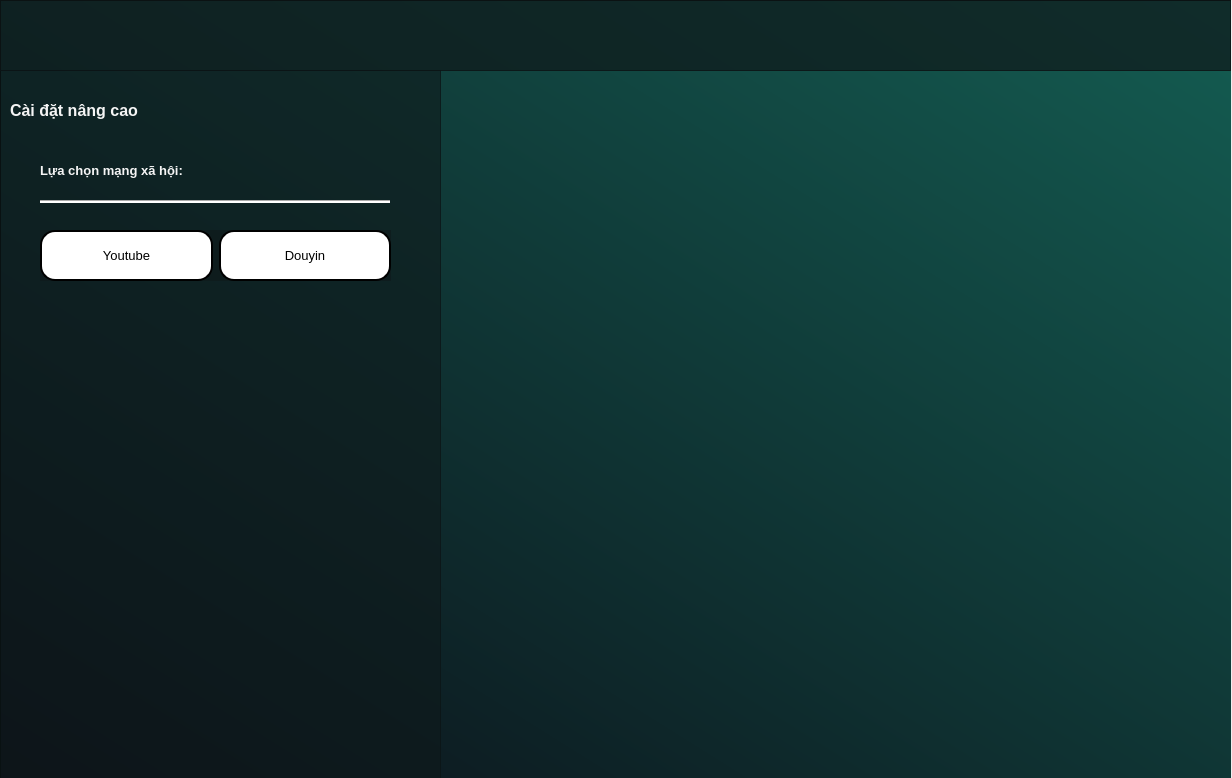
First picture: the form in ui/home/home.ui, repository NguyenSonDuong/social_download, before the edit.
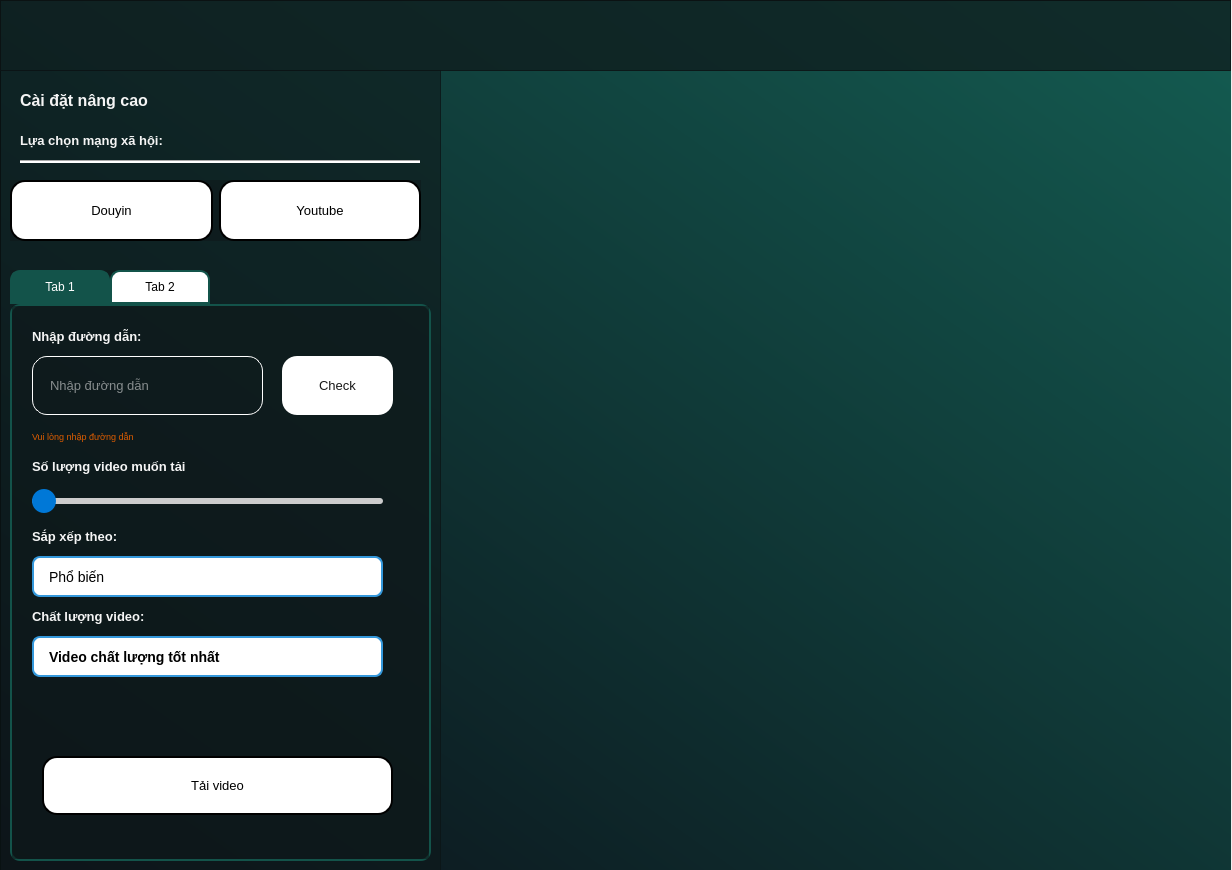
Second picture: the form after the edit. The open tabs and pages were chosen to show the change. Icons and pictures are not drawn.

Diff of the .ui file:
```diff
--- a/ui/home/home.ui
+++ b/ui/home/home.ui
@@ -7,7 +7,7 @@
     <x>0</x>
     <y>0</y>
     <width>1232</width>
-    <height>778</height>
+    <height>870</height>
    </rect>
   </property>
   <property name="windowTitle">
@@ -20,7 +20,7 @@
       <x>0</x>
       <y>0</y>
       <width>1231</width>
-      <height>781</height>
+      <height>871</height>
      </rect>
     </property>
     <property name="frameShape">
@@ -35,7 +35,7 @@
        <x>0</x>
        <y>0</y>
        <width>1241</width>
-       <height>781</height>
+       <height>881</height>
       </rect>
      </property>
      <property name="styleSheet">
@@ -72,7 +72,7 @@
         <x>0</x>
         <y>70</y>
         <width>441</width>
-        <height>711</height>
+        <height>801</height>
        </rect>
       </property>
       <property name="styleSheet">
@@ -87,8 +87,8 @@
       <widget class="QLabel" name="label_2">
        <property name="geometry">
         <rect>
-         <x>10</x>
-         <y>20</y>
+         <x>20</x>
+         <y>10</y>
          <width>186</width>
          <height>41</height>
         </rect>
@@ -111,8 +111,8 @@
       <widget class="QLabel" name="label_3">
        <property name="geometry">
         <rect>
-         <x>40</x>
-         <y>80</y>
+         <x>20</x>
+         <y>50</y>
          <width>241</width>
          <height>41</height>
         </rect>
@@ -135,9 +135,9 @@
       <widget class="Line" name="line">
        <property name="geometry">
         <rect>
-         <x>40</x>
-         <y>130</y>
-         <width>350</width>
+         <x>20</x>
+         <y>90</y>
+         <width>400</width>
          <height>3</height>
         </rect>
        </property>
@@ -152,13 +152,40 @@
       <widget class="QWidget" name="horizontalLayoutWidget">
        <property name="geometry">
         <rect>
-         <x>40</x>
-         <y>160</y>
-         <width>351</width>
-         <height>51</height>
+         <x>10</x>
+         <y>110</y>
+         <width>411</width>
+         <height>61</height>
         </rect>
        </property>
        <layout class="QHBoxLayout" name="horizontalLayout">
+        <item>
+         <widget class="QPushButton" name="pushButton">
+          <property name="sizePolicy">
+           <sizepolicy hsizetype="Preferred" vsizetype="Expanding">
+            <horstretch>0</horstretch>
+            <verstretch>0</verstretch>
+           </sizepolicy>
+          </property>
+          <property name="font">
+           <font>
+            <pointsize>10</pointsize>
+           </font>
+          </property>
+          <property name="styleSheet">
+           <string notr="true">background-color: rgb(255, 255, 255);
+Border: none;
+border-radius: 15px; 
+border: 2px solid black; </string>
+          </property>
+          <property name="text">
+           <string>Douyin</string>
+          </property>
+          <property name="flat">
+           <bool>true</bool>
+          </property>
+         </widget>
+        </item>
         <item>
          <widget class="QPushButton" name="pushButton_2">
           <property name="sizePolicy">
@@ -187,35 +214,568 @@
           </property>
          </widget>
         </item>
-        <item>
-         <widget class="QPushButton" name="pushButton">
-          <property name="sizePolicy">
-           <sizepolicy hsizetype="Preferred" vsizetype="Expanding">
-            <horstretch>0</horstretch>
-            <verstretch>0</verstretch>
-           </sizepolicy>
-          </property>
-          <property name="font">
-           <font>
-            <pointsize>10</pointsize>
-           </font>
-          </property>
-          <property name="styleSheet">
-           <string notr="true">background-color: rgb(255, 255, 255);
-Border: none;
-border-radius: 15px; 
-border: 2px solid black; </string>
-          </property>
-          <property name="text">
-           <string>Douyin</string>
-          </property>
-          <property name="flat">
-           <bool>true</bool>
-          </property>
-         </widget>
-        </item>
        </layout>
       </widget>
+      <widget class="QTabWidget" name="tbSetting">
+       <property name="geometry">
+        <rect>
+         <x>10</x>
+         <y>200</y>
+         <width>421</width>
+         <height>591</height>
+        </rect>
+       </property>
+       <property name="styleSheet">
+        <string notr="true"> /* Nền trong suốt cho toàn bộ widget */
+    QTabWidget::pane {
+        background: transparent;
+        border: 2px solid rgb(19, 83, 74);
+        border-radius: 10px;
+    }
+
+    /* Bo tròn tab button ở góc trên trái và phải */
+    QTabBar::tab {
+        background: white;
+        border: 2px solid rgb(19, 83, 74);
+        border-top-left-radius: 10px;
+        border-top-right-radius: 10px;
+        padding: 8px;
+        min-width: 80px;
+    }
+
+    /* Hiệu ứng khi tab được chọn */
+    QTabBar::tab:selected {
+        background: rgb(19, 83, 74);
+        color: white;
+    }
+
+    /* Hiệu ứng khi di chuột vào */
+    QTabBar::tab:hover {
+        background: rgb(19, 83, 74);
+    }</string>
+       </property>
+       <property name="currentIndex">
+        <number>1</number>
+       </property>
+       <widget class="QWidget" name="tab">
+        <property name="styleSheet">
+         <string notr="true">background-color: rgba(255, 255, 255, 0);</string>
+        </property>
+        <attribute name="title">
+         <string>Tab 1</string>
+        </attribute>
+        <widget class="QLabel" name="label_4">
+         <property name="geometry">
+          <rect>
+           <x>20</x>
+           <y>20</y>
+           <width>351</width>
+           <height>21</height>
+          </rect>
+         </property>
+         <property name="font">
+          <font>
+           <pointsize>10</pointsize>
+           <weight>75</weight>
+           <bold>true</bold>
+          </font>
+         </property>
+         <property name="styleSheet">
+          <string notr="true">color: rgb(245, 245, 245);
+background-color: rgba(255, 255, 255, 0);</string>
+         </property>
+         <property name="text">
+          <string>Nhập đường dẫn:</string>
+         </property>
+        </widget>
+        <widget class="QLineEdit" name="lineEdit">
+         <property name="geometry">
+          <rect>
+           <x>20</x>
+           <y>50</y>
+           <width>231</width>
+           <height>59</height>
+          </rect>
+         </property>
+         <property name="sizePolicy">
+          <sizepolicy hsizetype="Fixed" vsizetype="Expanding">
+           <horstretch>0</horstretch>
+           <verstretch>0</verstretch>
+          </sizepolicy>
+         </property>
+         <property name="font">
+          <font>
+           <pointsize>10</pointsize>
+          </font>
+         </property>
+         <property name="styleSheet">
+          <string notr="true">
+QLineEdit {
+background-color: rgba(255, 255, 255, 0);
+color: rgb(255, 255, 255);
+border: 1px solid rgb(255, 255, 255);
+border-radius: 15px;
+padding: 5px 15px;
+}
+QLineEdit::placeholder {
+color: gray;
+font-style: italic;
+}</string>
+         </property>
+         <property name="text">
+          <string/>
+         </property>
+         <property name="placeholderText">
+          <string>Nhập đường dẫn</string>
+         </property>
+        </widget>
+        <widget class="QPushButton" name="pushButton_3">
+         <property name="geometry">
+          <rect>
+           <x>270</x>
+           <y>50</y>
+           <width>111</width>
+           <height>59</height>
+          </rect>
+         </property>
+         <property name="sizePolicy">
+          <sizepolicy hsizetype="MinimumExpanding" vsizetype="Expanding">
+           <horstretch>0</horstretch>
+           <verstretch>0</verstretch>
+          </sizepolicy>
+         </property>
+         <property name="font">
+          <font>
+           <pointsize>10</pointsize>
+          </font>
+         </property>
+         <property name="styleSheet">
+          <string notr="true">background-color: rgb(255, 255, 255);
+Border: none;
+border-radius: 15px; 
+color: rgb(25, 25, 25);</string>
+         </property>
+         <property name="text">
+          <string>Check</string>
+         </property>
+         <property name="flat">
+          <bool>true</bool>
+         </property>
+        </widget>
+        <widget class="QLabel" name="label">
+         <property name="geometry">
+          <rect>
+           <x>20</x>
+           <y>120</y>
+           <width>161</width>
+           <height>20</height>
+          </rect>
+         </property>
+         <property name="font">
+          <font>
+           <pointsize>7</pointsize>
+          </font>
+         </property>
+         <property name="layoutDirection">
+          <enum>Qt::LeftToRight</enum>
+         </property>
+         <property name="styleSheet">
+          <string notr="true">color: rgb(221, 92, 0);
+background-color: rgba(255, 255, 255, 0);</string>
+         </property>
+         <property name="text">
+          <string>Vui lòng nhập đường dẫn</string>
+         </property>
+         <property name="alignment">
+          <set>Qt::AlignLeading|Qt::AlignLeft|Qt::AlignVCenter</set>
+         </property>
+        </widget>
+        <widget class="QLabel" name="label_5">
+         <property name="geometry">
+          <rect>
+           <x>20</x>
+           <y>150</y>
+           <width>351</width>
+           <height>21</height>
+          </rect>
+         </property>
+         <property name="font">
+          <font>
+           <pointsize>10</pointsize>
+           <weight>75</weight>
+           <bold>true</bold>
+          </font>
+         </property>
+         <property name="styleSheet">
+          <string notr="true">color: rgb(245, 245, 245);
+background-color: rgba(255, 255, 255, 0);</string>
+         </property>
+         <property name="text">
+          <string>Số lượng video muốn tải</string>
+         </property>
+        </widget>
+        <widget class="QSlider" name="horizontalSlider">
+         <property name="geometry">
+          <rect>
+           <x>20</x>
+           <y>180</y>
+           <width>351</width>
+           <height>31</height>
+          </rect>
+         </property>
+         <property name="styleSheet">
+          <string notr="true">QSlider{
+background-color: rgba(255, 255, 255, 0);
+}
+QSlider::groove:horizontal {
+        background: #ccc; /* Màu nền rãnh */
+        height: 6px;
+        border-radius: 3px;
+}
+QSlider::handle:horizontal {
+        background: #0078D7; /* Màu xanh */
+        border-radius: 12px; /* Bo tròn */
+        width: 24px;
+        height: 24px;
+        margin: -9px 0;
+}
+QSlider::handle:horizontal:hover {
+        background: #005a9e; /* Đổi màu khi di chuột */
+}</string>
+         </property>
+         <property name="orientation">
+          <enum>Qt::Horizontal</enum>
+         </property>
+        </widget>
+        <widget class="QLabel" name="label_6">
+         <property name="geometry">
+          <rect>
+           <x>20</x>
+           <y>220</y>
+           <width>351</width>
+           <height>21</height>
+          </rect>
+         </property>
+         <property name="font">
+          <font>
+           <pointsize>10</pointsize>
+           <weight>75</weight>
+           <bold>true</bold>
+          </font>
+         </property>
+         <property name="styleSheet">
+          <string notr="true">color: rgb(245, 245, 245);
+background-color: rgba(255, 255, 255, 0);</string>
+         </property>
+         <property name="text">
+          <string>Sắp xếp theo:</string>
+         </property>
+        </widget>
+        <widget class="QComboBox" name="comboBox">
+         <property name="geometry">
+          <rect>
+           <x>20</x>
+           <y>250</y>
+           <width>351</width>
+           <height>41</height>
+          </rect>
+         </property>
+         <property name="font">
+          <font>
+           <pointsize>-1</pointsize>
+          </font>
+         </property>
+         <property name="styleSheet">
+          <string notr="true"> QComboBox {
+        background-color: white;
+        border: 2px solid #3498db;
+        border-radius: 8px;
+        padding: 5px 15px;
+        font-size: 14px;
+	color: rgb(0, 0, 0);
+    }
+
+    QComboBox:hover {
+        border: 2px solid #2980b9;
+    }
+
+    QComboBox::drop-down {
+        border: none;
+        width: 30px;
+    }
+
+    QComboBox::down-arrow {
+        image: url(down-arrow.png);
+        width: 20px;
+        height: 20px;
+    }
+
+    QComboBox QAbstractItemView {
+        background: white;
+        border: 1px solid #3498db;
+        selection-background-color: #3498db;
+        border-radius: 8px;
+        padding: 5px;
+    }</string>
+         </property>
+         <item>
+          <property name="text">
+           <string>Phổ biến</string>
+          </property>
+         </item>
+         <item>
+          <property name="text">
+           <string>Cũ nhất</string>
+          </property>
+         </item>
+         <item>
+          <property name="text">
+           <string>Mới nhất</string>
+          </property>
+         </item>
+        </widget>
+        <widget class="QLabel" name="label_7">
+         <property name="geometry">
+          <rect>
+           <x>20</x>
+           <y>300</y>
+           <width>351</width>
+           <height>21</height>
+          </rect>
+         </property>
+         <property name="font">
+          <font>
+           <pointsize>10</pointsize>
+           <weight>75</weight>
+           <bold>true</bold>
+          </font>
+         </property>
+         <property name="styleSheet">
+          <string notr="true">color: rgb(245, 245, 245);
+background-color: rgba(255, 255, 255, 0);</string>
+         </property>
+         <property name="text">
+          <string>Chất lượng video:</string>
+         </property>
+        </widget>
+        <widget class="QComboBox" name="comboBox_2">
+         <property name="geometry">
+          <rect>
+           <x>20</x>
+           <y>330</y>
+           <width>351</width>
+           <height>41</height>
+          </rect>
+         </property>
+         <property name="font">
+          <font>
+           <pointsize>-1</pointsize>
+           <weight>75</weight>
+           <bold>true</bold>
+          </font>
+         </property>
+         <property name="styleSheet">
+          <string notr="true"> QComboBox {
+        background-color: white;
+        border: 2px solid #3498db;
+        border-radius: 8px;
+        padding: 5px 15px;
+	color: rgb(0, 0, 0);
+        font-size: 14px;
+    }
+
+    QComboBox:hover {
+        border: 2px solid #2980b9;
+    }
+
+    QComboBox::drop-down {
+        border: none;
+        width: 30px;
+    }
+
+    QComboBox::down-arrow {
+        image: url(down-arrow.png);
+        width: 20px;
+        height: 20px;
+    }
+
+    QComboBox QAbstractItemView {
+        background: white;
+        border: 1px solid #3498db;
+        selection-background-color: #3498db;
+        border-radius: 8px;
+        padding: 5px;
+    }</string>
+         </property>
+         <item>
+          <property name="text">
+           <string>Video chất lượng tốt nhất</string>
+          </property>
+         </item>
+         <item>
+          <property name="text">
+           <string>Video chất lượng thấp nhất</string>
+          </property>
+         </item>
+         <item>
+          <property name="text">
+           <string>Video chất lượng tốt nhất (Không có âm thanh)</string>
+          </property>
+         </item>
+         <item>
+          <property name="text">
+           <string>Video chất lượng thấp nhất (Không có âm thanh)</string>
+          </property>
+         </item>
+         <item>
+          <property name="text">
+           <string>Âm thanh chất lượng tốt nhất (Không có video)</string>
+          </property>
+         </item>
+         <item>
+          <property name="text">
+           <string>Âm thanh chất lượng thấp nhất (Không có video)</string>
+          </property>
+         </item>
+        </widget>
+        <widget class="QPushButton" name="pushButton_4">
+         <property name="geometry">
+          <rect>
+           <x>30</x>
+           <y>450</y>
+           <width>351</width>
+           <height>59</height>
+          </rect>
+         </property>
+         <property name="sizePolicy">
+          <sizepolicy hsizetype="Preferred" vsizetype="Expanding">
+           <horstretch>0</horstretch>
+           <verstretch>0</verstretch>
+          </sizepolicy>
+         </property>
+         <property name="font">
+          <font>
+           <pointsize>10</pointsize>
+          </font>
+         </property>
+         <property name="styleSheet">
+          <string notr="true">background-color: rgb(255, 255, 255);
+Border: none;
+border-radius: 15px; 
+border: 2px solid black; </string>
+         </property>
+         <property name="text">
+          <string>Tải video</string>
+         </property>
+         <property name="flat">
+          <bool>true</bool>
+         </property>
+        </widget>
+       </widget>
+       <widget class="QWidget" name="tab_2">
+        <attribute name="title">
+         <string>Tab 2</string>
+        </attribute>
+        <widget class="QLabel" name="label_8">
+         <property name="geometry">
+          <rect>
+           <x>20</x>
+           <y>20</y>
+           <width>351</width>
+           <height>21</height>
+          </rect>
+         </property>
+         <property name="font">
+          <font>
+           <pointsize>10</pointsize>
+           <weight>75</weight>
+           <bold>true</bold>
+          </font>
+         </property>
+         <property name="styleSheet">
+          <string notr="true">color: rgb(245, 245, 245);
+background-color: rgba(255, 255, 255, 0);</string>
+         </property>
+         <property name="text">
+          <string>Nhập đường dẫn:</string>
+         </property>
+        </widget>
+        <widget class="QLineEdit" name="lineEdit_2">
+         <property name="geometry">
+          <rect>
+           <x>20</x>
+           <y>50</y>
+           <width>231</width>
+           <height>59</height>
+          </rect>
+         </property>
+         <property name="sizePolicy">
+          <sizepolicy hsizetype="Fixed" vsizetype="Expanding">
+           <horstretch>0</horstretch>
+           <verstretch>0</verstretch>
+          </sizepolicy>
+         </property>
+         <property name="font">
+          <font>
+           <pointsize>10</pointsize>
+          </font>
+         </property>
+         <property name="styleSheet">
+          <string notr="true">
+QLineEdit {
+background-color: rgba(255, 255, 255, 0);
+color: rgb(255, 255, 255);
+border: 1px solid rgb(255, 255, 255);
+border-radius: 15px;
+padding: 5px 15px;
+}
+QLineEdit::placeholder {
+color: gray;
+font-style: italic;
+}</string>
+         </property>
+         <property name="text">
+          <string/>
+         </property>
+         <property name="placeholderText">
+          <string>Nhập đường dẫn</string>
+         </property>
+        </widget>
+        <widget class="QPushButton" name="btnDouyinDownload">
+         <property name="geometry">
+          <rect>
+           <x>270</x>
+           <y>50</y>
+           <width>111</width>
+           <height>59</height>
+          </rect>
+         </property>
+         <property name="sizePolicy">
+          <sizepolicy hsizetype="MinimumExpanding" vsizetype="Expanding">
+           <horstretch>0</horstretch>
+           <verstretch>0</verstretch>
+          </sizepolicy>
+         </property>
+         <property name="font">
+          <font>
+           <pointsize>10</pointsize>
+          </font>
+         </property>
+         <property name="styleSheet">
+          <string notr="true">background-color: rgb(255, 255, 255);
+Border: none;
+border-radius: 15px; 
+color: rgb(25, 25, 25);</string>
+         </property>
+         <property name="text">
+          <string>Tải</string>
+         </property>
+         <property name="flat">
+          <bool>true</bool>
+         </property>
+        </widget>
+       </widget>
+      </widget>
      </widget>
     </widget>
    </widget>
```
Left out of the diff: 3 changed lines with no effect on the pictures.
